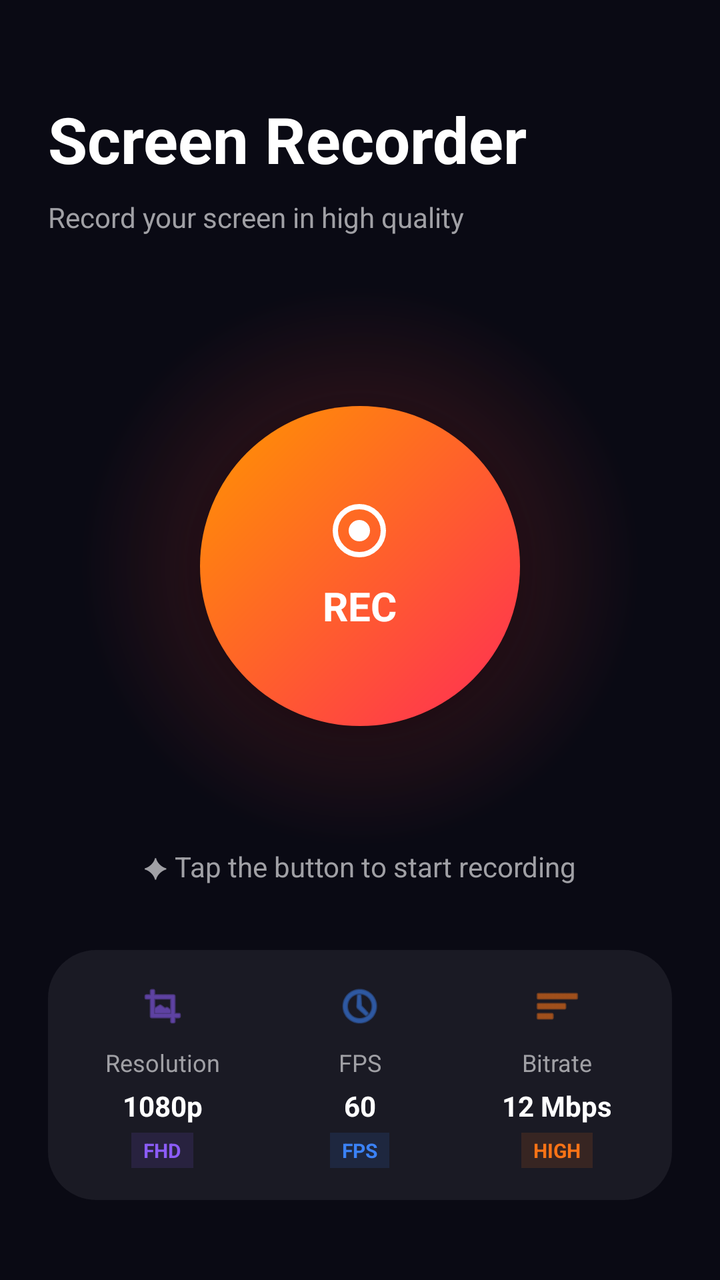
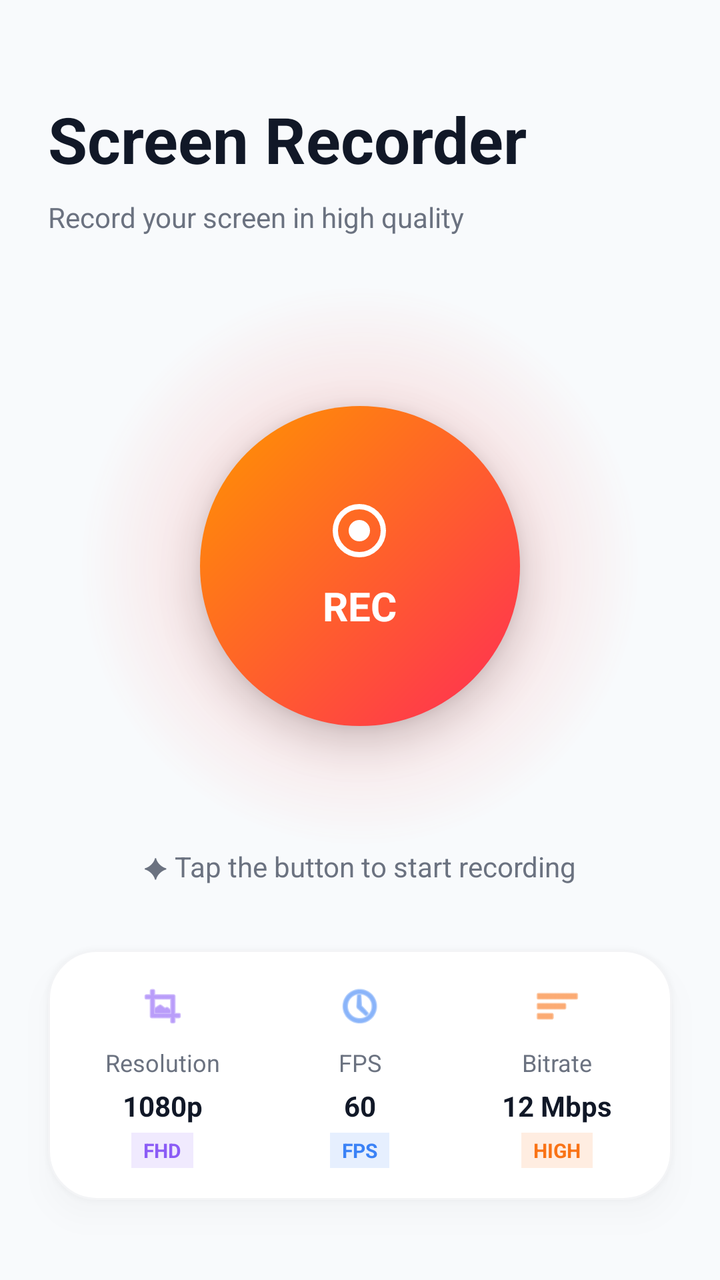

An Android layout rendered at two revisions. The XML below is the earlier revision; the diff shows what the commit changed to produce the second picture.
<!-- AndroidManifest.xml: application theme Theme.ScreenRecorder -->
<!-- res/layout/fragment_record.xml -->
<?xml version="1.0" encoding="utf-8"?>
<androidx.constraintlayout.widget.ConstraintLayout xmlns:android="http://schemas.android.com/apk/res/android"
    xmlns:app="http://schemas.android.com/apk/res-auto"
    android:layout_width="match_parent"
    android:layout_height="match_parent"
    android:background="#0A0A14">

    
    <TextView
        android:id="@+id/txt_title"
        android:layout_width="wrap_content"
        android:layout_height="wrap_content"
        android:text="Screen Recorder"
        android:textColor="#FFFFFF"
        android:textSize="32sp"
        android:textStyle="bold"
        android:layout_marginStart="24dp"
        android:layout_marginTop="48dp"
        app:layout_constraintTop_toTopOf="parent"
        app:layout_constraintStart_toStartOf="parent" />

    <TextView
        android:id="@+id/txt_subtitle"
        android:layout_width="wrap_content"
        android:layout_height="wrap_content"
        android:text="Record your screen in high quality"
        android:textColor="#A0A0A5"
        android:textSize="14sp"
        android:layout_marginStart="24dp"
        android:layout_marginTop="8dp"
        app:layout_constraintTop_toBottomOf="@id/txt_title"
        app:layout_constraintStart_toStartOf="parent" />

    
    <FrameLayout
        android:id="@+id/rec_halo"
        android:layout_width="280dp"
        android:layout_height="280dp"
        android:background="@drawable/bg_halo_gradient"
        app:layout_constraintTop_toBottomOf="@id/txt_title"
        app:layout_constraintBottom_toTopOf="@id/stats_row_container"
        app:layout_constraintStart_toStartOf="parent"
        app:layout_constraintEnd_toEndOf="parent">

        <View
            android:id="@+id/rec_ripple"
            android:layout_width="140dp"
            android:layout_height="140dp"
            android:layout_gravity="center"
            android:background="@drawable/bg_ripple_circle" />

        <FrameLayout
            android:id="@+id/btn_record"
            android:layout_width="160dp"
            android:layout_height="160dp"
            android:layout_gravity="center"
            android:background="@drawable/bg_rec_btn_gradient"
            android:elevation="12dp">
            <LinearLayout
                android:layout_width="wrap_content"
                android:layout_height="wrap_content"
                android:layout_gravity="center"
                android:orientation="vertical"
                android:gravity="center">
                <View
                    android:id="@+id/rec_circle"
                    android:layout_width="32dp"
                    android:layout_height="32dp"
                    android:background="@drawable/ic_record_circle" />
                <TextView
                    android:id="@+id/txt_rec"
                    android:layout_width="wrap_content"
                    android:layout_height="wrap_content"
                    android:text="REC"
                    android:textColor="#FFFFFF"
                    android:textSize="20sp"
                    android:textStyle="bold"
                    android:layout_marginTop="8dp" />
            </LinearLayout>
        </FrameLayout>
    </FrameLayout>

    <TextView
        android:id="@+id/txt_status"
        android:layout_width="wrap_content"
        android:layout_height="wrap_content"
        android:text="✦ Tap the button to start recording"
        android:textColor="#A0A0A5"
        android:textSize="14sp"
        android:layout_marginBottom="32dp"
        app:layout_constraintBottom_toTopOf="@id/stats_row_container"
        app:layout_constraintStart_toStartOf="parent"
        app:layout_constraintEnd_toEndOf="parent" />

    
    <LinearLayout
        android:id="@+id/stats_row_container"
        android:layout_width="match_parent"
        android:layout_height="wrap_content"
        android:orientation="horizontal"
        android:layout_marginHorizontal="24dp"
        android:layout_marginBottom="40dp"
        android:background="@drawable/bg_stats_dark"
        android:paddingVertical="16dp"
        android:paddingHorizontal="8dp"
        app:layout_constraintBottom_toBottomOf="parent">

        
        <LinearLayout
            android:layout_width="0dp"
            android:layout_weight="1"
            android:layout_height="wrap_content"
            android:orientation="vertical"
            android:gravity="center">
            <ImageView
                android:layout_width="24dp"
                android:layout_height="24dp"
                android:src="@android:drawable/ic_menu_crop"
                app:tint="#8B5CF6"
                android:layout_marginBottom="8dp"/>
            <TextView android:layout_width="wrap_content" android:layout_height="wrap_content" android:text="Resolution" android:textColor="#A0A0A5" android:textSize="12sp" />
            <TextView android:id="@+id/stat_res" android:layout_width="wrap_content" android:layout_height="wrap_content" android:text="1080p" android:textColor="#FFFFFF" android:textSize="14sp" android:textStyle="bold" android:layout_marginTop="4dp"/>
            <TextView android:id="@+id/stat_res_badge" android:layout_width="wrap_content" android:layout_height="wrap_content" android:text="FHD" android:textColor="#8B5CF6" android:background="#208B5CF6" android:paddingHorizontal="6dp" android:paddingVertical="2dp" android:textSize="10sp" android:layout_marginTop="4dp" android:textStyle="bold"/>
        </LinearLayout>

        
        <LinearLayout
            android:layout_width="0dp"
            android:layout_weight="1"
            android:layout_height="wrap_content"
            android:orientation="vertical"
            android:gravity="center">
            <ImageView
                android:layout_width="24dp"
                android:layout_height="24dp"
                android:src="@android:drawable/ic_menu_recent_history"
                app:tint="#3B82F6"
                android:layout_marginBottom="8dp"/>
            <TextView android:layout_width="wrap_content" android:layout_height="wrap_content" android:text="FPS" android:textColor="#A0A0A5" android:textSize="12sp" />
            <TextView android:id="@+id/stat_fps" android:layout_width="wrap_content" android:layout_height="wrap_content" android:text="60" android:textColor="#FFFFFF" android:textSize="14sp" android:textStyle="bold" android:layout_marginTop="4dp"/>
            <TextView android:id="@+id/stat_fps_badge" android:layout_width="wrap_content" android:layout_height="wrap_content" android:text="FPS" android:textColor="#3B82F6" android:background="#203B82F6" android:paddingHorizontal="6dp" android:paddingVertical="2dp" android:textSize="10sp" android:layout_marginTop="4dp" android:textStyle="bold"/>
        </LinearLayout>

        
        <LinearLayout
            android:layout_width="0dp"
            android:layout_weight="1"
            android:layout_height="wrap_content"
            android:orientation="vertical"
            android:gravity="center">
            <ImageView
                android:layout_width="24dp"
                android:layout_height="24dp"
                android:src="@android:drawable/ic_menu_sort_by_size"
                app:tint="#F97316"
                android:layout_marginBottom="8dp"/>
            <TextView android:layout_width="wrap_content" android:layout_height="wrap_content" android:text="Bitrate" android:textColor="#A0A0A5" android:textSize="12sp" />
            <TextView android:id="@+id/stat_bit" android:layout_width="wrap_content" android:layout_height="wrap_content" android:text="12 Mbps" android:textColor="#FFFFFF" android:textSize="14sp" android:textStyle="bold" android:layout_marginTop="4dp"/>
            <TextView android:id="@+id/stat_bit_badge" android:layout_width="wrap_content" android:layout_height="wrap_content" android:text="HIGH" android:textColor="#F97316" android:background="#20F97316" android:paddingHorizontal="6dp" android:paddingVertical="2dp" android:textSize="10sp" android:layout_marginTop="4dp" android:textStyle="bold"/>
        </LinearLayout>
    </LinearLayout>

    
    <LinearLayout
        android:id="@+id/btn_mic"
        android:layout_width="wrap_content"
        android:layout_height="wrap_content"
        android:visibility="gone" />

    
    <TextView
        android:id="@+id/txt_countdown"
        android:layout_width="match_parent"
        android:layout_height="match_parent"
        android:gravity="center"
        android:text="3"
        android:textColor="#FFFFFF"
        android:textSize="120sp"
        android:textStyle="bold"
        android:background="#99000000"
        android:visibility="gone"
        app:layout_constraintTop_toTopOf="parent"
        app:layout_constraintBottom_toBottomOf="parent"
        app:layout_constraintStart_toStartOf="parent"
        app:layout_constraintEnd_toEndOf="parent"
        android:elevation="20dp"/>
</androidx.constraintlayout.widget.ConstraintLayout>
<!-- resources referenced by this layout -->
<resources>
  <!-- drawable bg_halo_gradient (drawable) -->
  <?xml version="1.0" encoding="utf-8"?>
  <shape xmlns:android="http://schemas.android.com/apk/res/android"
      android:shape="oval">
      <gradient
          android:type="radial"
          android:gradientRadius="140dp"
          android:startColor="#40FF3B30"
          android:endColor="#00FF3B30"
          android:centerX="0.5"
          android:centerY="0.5" />
  </shape>
  <!-- drawable bg_rec_btn_gradient (drawable) -->
  <?xml version="1.0" encoding="utf-8"?>
  <shape xmlns:android="http://schemas.android.com/apk/res/android"
      android:shape="oval">
      <gradient
          android:type="linear"
          android:angle="135"
          android:startColor="#FF2D55"
          android:endColor="#FF9500" />
  </shape>
  <!-- drawable bg_ripple_circle (drawable) -->
  <?xml version="1.0" encoding="utf-8"?>
  <shape xmlns:android="http://schemas.android.com/apk/res/android"
      android:shape="oval">
      <stroke android:width="4dp" android:color="#80FF2D55" />
  </shape>
  <!-- drawable bg_stats_dark (drawable) -->
  <?xml version="1.0" encoding="utf-8"?>
  <shape xmlns:android="http://schemas.android.com/apk/res/android"
      android:shape="rectangle">
      <corners android:radius="24dp" />
      <solid android:color="#1A1A24" />
  </shape>
  <!-- drawable ic_record_circle (drawable) -->
  <vector xmlns:android="http://schemas.android.com/apk/res/android"
      android:width="24dp"
      android:height="24dp"
      android:viewportWidth="24.0"
      android:viewportHeight="24.0">
      <path
          android:fillColor="#00000000"
          android:pathData="M12,12m-9,0a9,9 0,1 1,18 0a9,9 0,1 1,-18 0"
          android:strokeWidth="2"
          android:strokeColor="#FFFFFF"/>
      <path
          android:fillColor="#FFFFFF"
          android:pathData="M12,12m-4,0a4,4 0,1 1,8 0a4,4 0,1 1,-8 0"/>
  </vector>
  <style name="Theme.ScreenRecorder" parent="Theme.MaterialComponents.DayNight.NoActionBar">
          <item name="colorPrimary">@color/blue_ios</item>
          <item name="colorPrimaryDark">@color/black</item>
          <item name="colorAccent">@color/red_record</item>
          <item name="android:windowBackground">@color/black</item>
          <item name="android:navigationBarColor">@color/black</item>
          <item name="android:statusBarColor">@color/black</item>
          <item name="android:textColorPrimary">@color/white</item>
      </style>
  <color name="blue_ios">#0A84FF</color>
  <color name="black">#000000</color>
  <color name="red_record">#FF3B30</color>
  <color name="white">#FFFFFF</color>
</resources>

<!-- the commit's change to res/layout/fragment_record.xml (unified diff, before → after) -->
@@ -3,7 +3,7 @@
     xmlns:app="http://schemas.android.com/apk/res-auto"
     android:layout_width="match_parent"
     android:layout_height="match_parent"
-    android:background="#0A0A14">
+    android:background="#F8FAFC">
 
     
     <TextView
@@ -11,7 +11,7 @@
         android:layout_width="wrap_content"
         android:layout_height="wrap_content"
         android:text="Screen Recorder"
-        android:textColor="#FFFFFF"
+        android:textColor="#111827"
         android:textSize="32sp"
         android:textStyle="bold"
         android:layout_marginStart="24dp"
@@ -24,7 +24,7 @@
         android:layout_width="wrap_content"
         android:layout_height="wrap_content"
         android:text="Record your screen in high quality"
-        android:textColor="#A0A0A5"
+        android:textColor="#6B7280"
         android:textSize="14sp"
         android:layout_marginStart="24dp"
         android:layout_marginTop="8dp"
@@ -85,7 +85,7 @@
         android:layout_width="wrap_content"
         android:layout_height="wrap_content"
         android:text="✦ Tap the button to start recording"
-        android:textColor="#A0A0A5"
+        android:textColor="#6B7280"
         android:textSize="14sp"
         android:layout_marginBottom="32dp"
         app:layout_constraintBottom_toTopOf="@id/stats_row_container"
@@ -100,9 +100,11 @@
         android:orientation="horizontal"
         android:layout_marginHorizontal="24dp"
         android:layout_marginBottom="40dp"
-        android:background="@drawable/bg_stats_dark"
+        android:background="@drawable/bg_stats_light"
         android:paddingVertical="16dp"
         android:paddingHorizontal="8dp"
+        android:elevation="8dp"
+        android:outlineSpotShadowColor="#20000000"
         app:layout_constraintBottom_toBottomOf="parent">
 
         
@@ -118,8 +120,8 @@
                 android:src="@android:drawable/ic_menu_crop"
                 app:tint="#8B5CF6"
                 android:layout_marginBottom="8dp"/>
-            <TextView android:layout_width="wrap_content" android:layout_height="wrap_content" android:text="Resolution" android:textColor="#A0A0A5" android:textSize="12sp" />
-            <TextView android:id="@+id/stat_res" android:layout_width="wrap_content" android:layout_height="wrap_content" android:text="1080p" android:textColor="#FFFFFF" android:textSize="14sp" android:textStyle="bold" android:layout_marginTop="4dp"/>
+            <TextView android:layout_width="wrap_content" android:layout_height="wrap_content" android:text="Resolution" android:textColor="#6B7280" android:textSize="12sp" />
+            <TextView android:id="@+id/stat_res" android:layout_width="wrap_content" android:layout_height="wrap_content" android:text="1080p" android:textColor="#111827" android:textSize="14sp" android:textStyle="bold" android:layout_marginTop="4dp"/>
             <TextView android:id="@+id/stat_res_badge" android:layout_width="wrap_content" android:layout_height="wrap_content" android:text="FHD" android:textColor="#8B5CF6" android:background="#208B5CF6" android:paddingHorizontal="6dp" android:paddingVertical="2dp" android:textSize="10sp" android:layout_marginTop="4dp" android:textStyle="bold"/>
         </LinearLayout>
 
@@ -136,8 +138,8 @@
                 android:src="@android:drawable/ic_menu_recent_history"
                 app:tint="#3B82F6"
                 android:layout_marginBottom="8dp"/>
-            <TextView android:layout_width="wrap_content" android:layout_height="wrap_content" android:text="FPS" android:textColor="#A0A0A5" android:textSize="12sp" />
-            <TextView android:id="@+id/stat_fps" android:layout_width="wrap_content" android:layout_height="wrap_content" android:text="60" android:textColor="#FFFFFF" android:textSize="14sp" android:textStyle="bold" android:layout_marginTop="4dp"/>
+            <TextView android:layout_width="wrap_content" android:layout_height="wrap_content" android:text="FPS" android:textColor="#6B7280" android:textSize="12sp" />
+            <TextView android:id="@+id/stat_fps" android:layout_width="wrap_content" android:layout_height="wrap_content" android:text="60" android:textColor="#111827" android:textSize="14sp" android:textStyle="bold" android:layout_marginTop="4dp"/>
             <TextView android:id="@+id/stat_fps_badge" android:layout_width="wrap_content" android:layout_height="wrap_content" android:text="FPS" android:textColor="#3B82F6" android:background="#203B82F6" android:paddingHorizontal="6dp" android:paddingVertical="2dp" android:textSize="10sp" android:layout_marginTop="4dp" android:textStyle="bold"/>
         </LinearLayout>
 
@@ -154,8 +156,8 @@
                 android:src="@android:drawable/ic_menu_sort_by_size"
                 app:tint="#F97316"
                 android:layout_marginBottom="8dp"/>
-            <TextView android:layout_width="wrap_content" android:layout_height="wrap_content" android:text="Bitrate" android:textColor="#A0A0A5" android:textSize="12sp" />
-            <TextView android:id="@+id/stat_bit" android:layout_width="wrap_content" android:layout_height="wrap_content" android:text="12 Mbps" android:textColor="#FFFFFF" android:textSize="14sp" android:textStyle="bold" android:layout_marginTop="4dp"/>
+            <TextView android:layout_width="wrap_content" android:layout_height="wrap_content" android:text="Bitrate" android:textColor="#6B7280" android:textSize="12sp" />
+            <TextView android:id="@+id/stat_bit" android:layout_width="wrap_content" android:layout_height="wrap_content" android:text="12 Mbps" android:textColor="#111827" android:textSize="14sp" android:textStyle="bold" android:layout_marginTop="4dp"/>
             <TextView android:id="@+id/stat_bit_badge" android:layout_width="wrap_content" android:layout_height="wrap_content" android:text="HIGH" android:textColor="#F97316" android:background="#20F97316" android:paddingHorizontal="6dp" android:paddingVertical="2dp" android:textSize="10sp" android:layout_marginTop="4dp" android:textStyle="bold"/>
         </LinearLayout>
     </LinearLayout>
<!-- resource entries referenced after the edit -->
@@ -28,12 +28,13 @@
       android:shape="oval">
       <stroke android:width="4dp" android:color="#80FF2D55" />
   </shape>
-  <!-- drawable bg_stats_dark (drawable) -->
+  <!-- drawable bg_stats_light (drawable) -->
   <?xml version="1.0" encoding="utf-8"?>
   <shape xmlns:android="http://schemas.android.com/apk/res/android"
       android:shape="rectangle">
       <corners android:radius="24dp" />
-      <solid android:color="#1A1A24" />
+      <solid android:color="#FFFFFF" />
+      <stroke android:width="1dp" android:color="#F3F4F6" />
   </shape>
   <!-- drawable ic_record_circle (drawable) -->
   <vector xmlns:android="http://schemas.android.com/apk/res/android"
